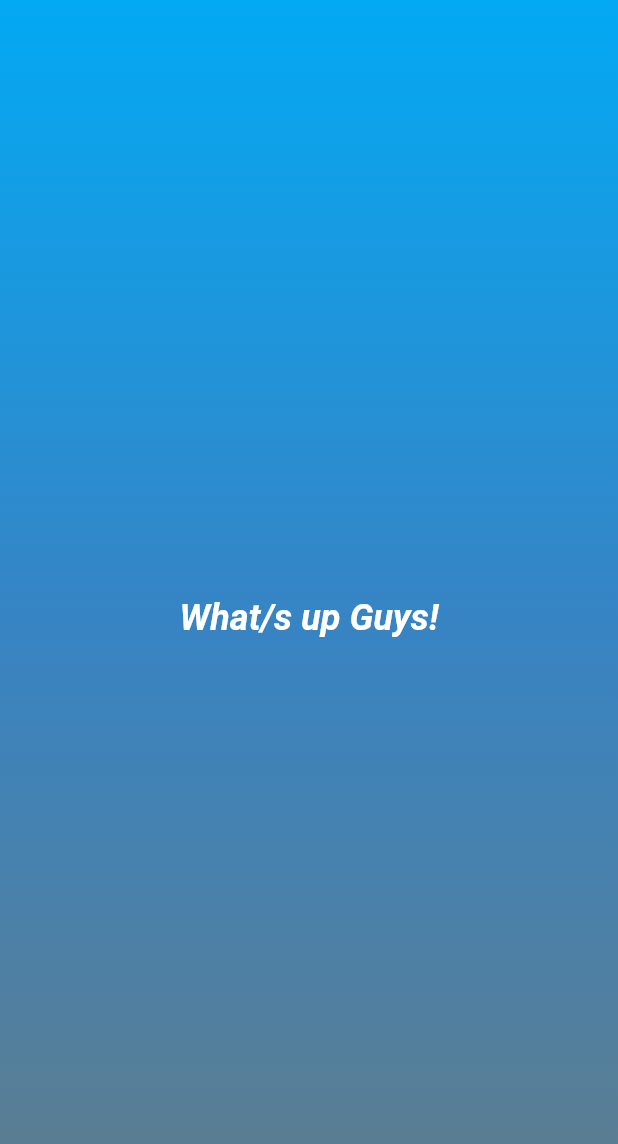
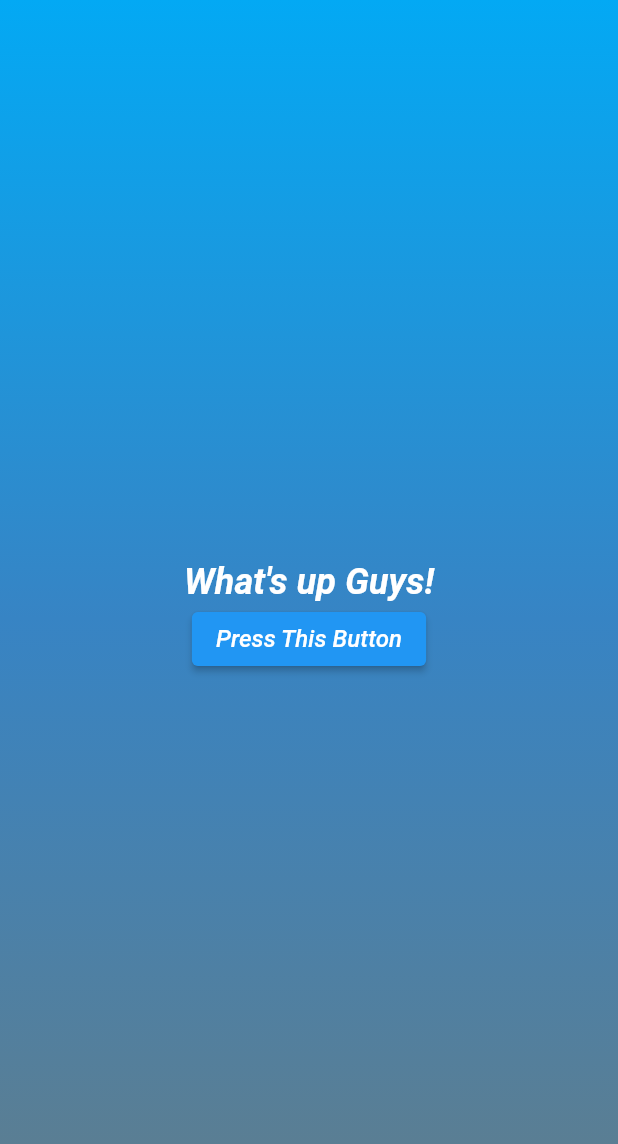
Before and after one commit to GetRighhttt/FlutterFirstProject, a Flutter app: the screen it shows after launch, on a phone screen of 412 x 824 dp. Shown: the top 1144 px of the screen. Run offline on Flutter 3.47's test engine with Material 2 defaults, Android fonts, the phone set to English and light mode, and no system bars.

Commit message:
added a button.

```diff
--- a/roll_dice_1/lib/container_builder.dart
+++ b/roll_dice_1/lib/container_builder.dart
@@ -35,8 +35,23 @@ class ContainerBuilder extends StatelessWidget {
           end: endAlignment,
         ),
       ),
-      child: const Center(
-        child: StyledText('What/s up Guys!'),
+      child: Center(
+        child: Column(
+          mainAxisAlignment: MainAxisAlignment.center,
+          children: [
+            const StyledText("What's up Guys!"),
+            ElevatedButton(
+              onPressed: () {},
+              child: const Text(
+                'Press This Button',
+                style: TextStyle(
+                    fontSize: 16,
+                    fontStyle: FontStyle.italic,
+                    color: Colors.white),
+              ),
+            ),
+          ],
+        ),
       ),
     );
   }
```
Also changed, not shown: 2 other files.
